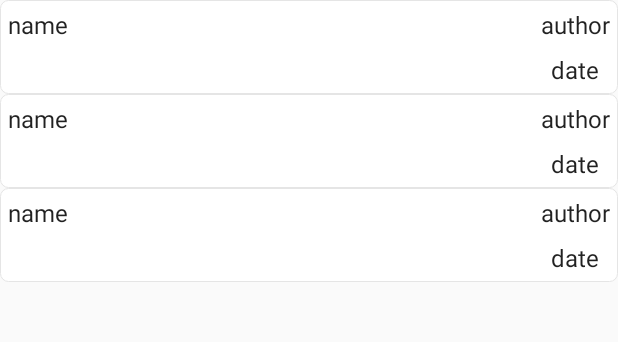
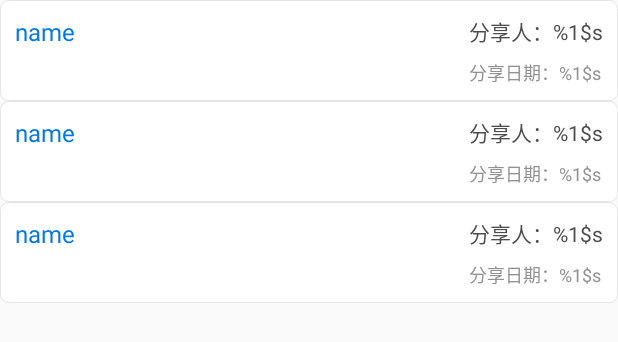
Before and after one commit to ruilin/MovieEyes, an Android app: the layout fragment_movielist.xml on its own in the app's theme, with its tools: preview values and no code run, on a phone screen of 412 x 824 dp. Shown: the top 342 px of the screen. Run offline under Robolectric (Android 15) with nearby library versions, the phone set to English and light mode, and no system bars.

Commit message:
优化ui

```diff
--- a/app/src/main/java/ruilin/com/movieeyes/fragment/MovieListFragment.java
+++ b/app/src/main/java/ruilin/com/movieeyes/fragment/MovieListFragment.java
@@ -76,7 +76,7 @@ public class MovieListFragment extends Fragment {
             } else {
                 recyclerView.setLayoutManager(new GridLayoutManager(context, mColumnCount));
             }
-            mAdapter = new MovieListRecyclerViewAdapter(mItems, mListener);
+            mAdapter = new MovieListRecyclerViewAdapter(getContext(), mItems, mListener);
             recyclerView.setAdapter(mAdapter);
         }
         return view;
--- a/app/src/main/java/ruilin/com/movieeyes/fragment/MovieListRecyclerViewAdapter.java
+++ b/app/src/main/java/ruilin/com/movieeyes/fragment/MovieListRecyclerViewAdapter.java
@@ -1,5 +1,6 @@
 package ruilin.com.movieeyes.fragment;
 
+import android.content.Context;
 import android.support.v7.widget.RecyclerView;
 import android.view.LayoutInflater;
 import android.view.View;
@@ -20,8 +21,10 @@ public class MovieListRecyclerViewAdapter extends RecyclerView.Adapter<MovieList
 
     private final ArrayList<MovieUrl> mValues;
     private final OnListFragmentInteractionListener mListener;
+    private Context mContext;
 
-    public MovieListRecyclerViewAdapter(ArrayList<MovieUrl> items, OnListFragmentInteractionListener listener) {
+    public MovieListRecyclerViewAdapter(Context context, ArrayList<MovieUrl> items, OnListFragmentInteractionListener listener) {
+        mContext = context;
         mValues = items;
         mListener = listener;
     }
@@ -37,7 +40,7 @@ public class MovieListRecyclerViewAdapter extends RecyclerView.Adapter<MovieList
     public void onBindViewHolder(final ViewHolder holder, int position) {
         holder.mItem = mValues.get(position);
         holder.mIdView.setText(mValues.get(position).tag);
-        holder.mContentView.setText(mValues.get(position).author);
+        holder.mContentView.setText(String.format(mContext.getString(R.string.movie_item_author), mValues.get(position).author));
         holder.mDateView.setText(mValues.get(position).date);
         holder.mView.setOnClickListener(new View.OnClickListener() {
             @Override
--- a/app/src/main/res/drawable/selector_movie_item.xml
+++ b/app/src/main/res/drawable/selector_movie_item.xml
@@ -12,7 +12,7 @@
     </item>
     <item android:state_pressed="true">
         <shape android:shape="rectangle">
-            <solid android:color="@color/button_gray_pressed"/>
+            <solid android:color="@color/colorPrimary"/>
             <corners android:radius="5dp"/>
             <stroke android:width="1px"
                 android:color="@color/line_list"/>
--- a/app/src/main/res/layout/item_movielist.xml
+++ b/app/src/main/res/layout/item_movielist.xml
@@ -5,7 +5,7 @@
     android:background="@drawable/selector_movie_item"
     android:gravity="center_vertical"
     android:orientation="horizontal"
-    android:padding="5dp">
+    android:padding="10dp">
 
     <!--<ImageView-->
     <!--android:layout_width="wrap_content"-->
@@ -21,21 +21,24 @@
         android:layout_weight="1"
         android:layout_gravity="top"
         android:text="name"
+        android:textColor="@color/text_blue"
+        android:textSize="@dimen/text_size_3"
         android:textAppearance="?attr/textAppearanceListItem" />
 
     <LinearLayout
         android:layout_width="wrap_content"
         android:layout_height="wrap_content"
         android:layout_gravity="right|top"
-        android:gravity="center"
+        android:gravity="center_vertical"
         android:orientation="vertical">
 
         <TextView
             android:id="@+id/tv_author"
             android:layout_width="wrap_content"
             android:layout_height="wrap_content"
-            android:layout_gravity="top"
-            android:text="author"
+            android:textSize="@dimen/text_size_2"
+            android:text="@string/movie_item_author"
+            android:textColor="@color/text_black"
             android:textAppearance="?attr/textAppearanceListItem" />
 
         <TextView
@@ -43,7 +46,9 @@
             android:layout_width="wrap_content"
             android:layout_height="wrap_content"
             android:layout_marginTop="@dimen/text_margin"
-            android:text="date"
+            android:textSize="@dimen/text_size_1"
+            android:text="@string/movie_item_date"
+            android:textColor="@color/text_gray"
             android:textAppearance="?attr/textAppearanceListItem" />
     </LinearLayout>
 </LinearLayout>
--- a/app/src/main/res/values/colors.xml
+++ b/app/src/main/res/values/colors.xml
@@ -17,4 +17,10 @@
     <color name="white">#ffffff</color>
     <color name="line_list">#e5e5e5</color>
     <color name="button_gray_pressed">#e5e5e5</color>
+
+
+    <color name="text_black">#4c4c4c</color>
+    <color name="text_gray">#919191</color>
+    <color name="text_blue">#0078dd</color>
+
 </resources>
--- a/app/src/main/res/values/dimens.xml
+++ b/app/src/main/res/values/dimens.xml
@@ -5,4 +5,11 @@
     <dimen name="text_margin">8dp</dimen>
 
     <dimen name="list_item_space">5dp</dimen>
+
+    <dimen name="text_size_1">12sp</dimen>
+    <dimen name="text_size_2">14sp</dimen>
+    <dimen name="text_size_3">16sp</dimen>
+    <dimen name="text_size_4">18sp</dimen>
+    <dimen name="text_size_5">20sp</dimen>
+
 </resources>
--- a/app/src/main/res/values/strings.xml
+++ b/app/src/main/res/values/strings.xml
@@ -22,4 +22,7 @@
 
     <string name="data_loding_err">出错啦</string>
     <string name="back">返回</string>
+
+    <string name="movie_item_author">分享人：%1$s</string>
+    <string name="movie_item_date">分享日期：%1$s</string>
 </resources>
```
